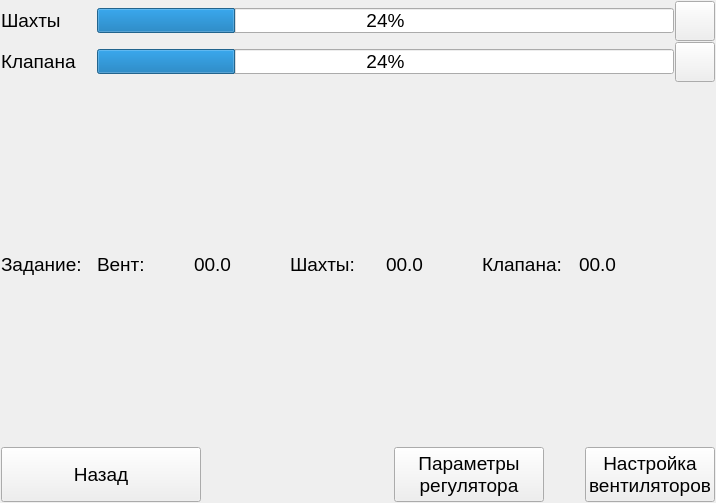
Old version of the form QtClient/QtClimaClient/Frames/VentilationOverviewFrame.ui in the repository ciberslavik/climacore.
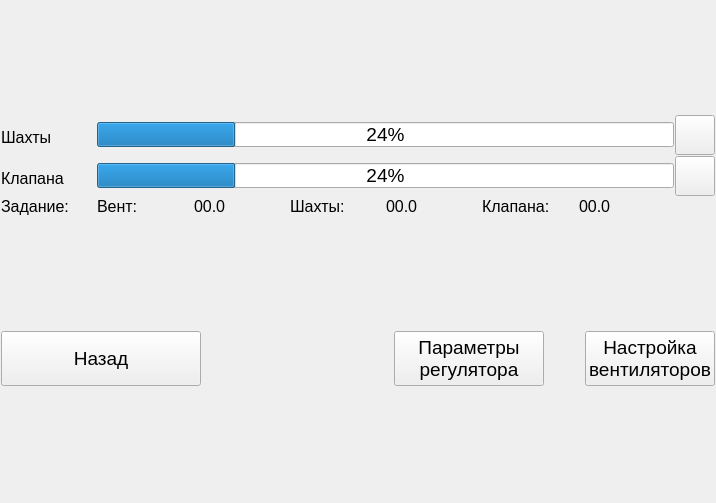
New version of the form. Icons and pictures are not drawn.

Patch:
```diff
--- a/QtClient/QtClimaClient/Frames/VentilationOverviewFrame.ui
+++ b/QtClient/QtClimaClient/Frames/VentilationOverviewFrame.ui
@@ -47,9 +47,14 @@
        <property name="maximumSize">
         <size>
          <width>16777215</width>
-         <height>25</height>
+         <height>20</height>
         </size>
        </property>
+       <property name="font">
+        <font>
+         <pointsize>12</pointsize>
+        </font>
+       </property>
        <property name="text">
         <string>Клапана</string>
        </property>
@@ -57,6 +62,17 @@
      </item>
      <item row="2" column="0">
       <widget class="QLabel" name="label">
+       <property name="maximumSize">
+        <size>
+         <width>16777215</width>
+         <height>20</height>
+        </size>
+       </property>
+       <property name="font">
+        <font>
+         <pointsize>12</pointsize>
+        </font>
+       </property>
        <property name="text">
         <string>Задание:</string>
        </property>
@@ -64,6 +80,17 @@
      </item>
      <item row="2" column="5">
       <widget class="QLabel" name="label_3">
+       <property name="maximumSize">
+        <size>
+         <width>16777215</width>
+         <height>20</height>
+        </size>
+       </property>
+       <property name="font">
+        <font>
+         <pointsize>12</pointsize>
+        </font>
+       </property>
        <property name="text">
         <string>Клапана:</string>
        </property>
@@ -71,6 +98,17 @@
      </item>
      <item row="2" column="6">
       <widget class="QLabel" name="lblValveSetPoint">
+       <property name="maximumSize">
+        <size>
+         <width>16777215</width>
+         <height>20</height>
+        </size>
+       </property>
+       <property name="font">
+        <font>
+         <pointsize>12</pointsize>
+        </font>
+       </property>
        <property name="text">
         <string>00.0</string>
        </property>
@@ -78,6 +116,17 @@
      </item>
      <item row="2" column="4">
       <widget class="QLabel" name="lblMintSetPoint">
+       <property name="maximumSize">
+        <size>
+         <width>16777215</width>
+         <height>20</height>
+        </size>
+       </property>
+       <property name="font">
+        <font>
+         <pointsize>12</pointsize>
+        </font>
+       </property>
        <property name="text">
         <string>00.0</string>
        </property>
@@ -85,6 +134,17 @@
      </item>
      <item row="2" column="2">
       <widget class="QLabel" name="lblVentSetPoint">
+       <property name="maximumSize">
+        <size>
+         <width>16777215</width>
+         <height>20</height>
+        </size>
+       </property>
+       <property name="font">
+        <font>
+         <pointsize>12</pointsize>
+        </font>
+       </property>
        <property name="text">
         <string>00.0</string>
        </property>
@@ -92,6 +152,17 @@
      </item>
      <item row="2" column="3">
       <widget class="QLabel" name="label_7">
+       <property name="maximumSize">
+        <size>
+         <width>16777215</width>
+         <height>20</height>
+        </size>
+       </property>
+       <property name="font">
+        <font>
+         <pointsize>12</pointsize>
+        </font>
+       </property>
        <property name="text">
         <string>Шахты:</string>
        </property>
@@ -108,9 +179,14 @@
        <property name="maximumSize">
         <size>
          <width>16777215</width>
-         <height>25</height>
+         <height>20</height>
         </size>
        </property>
+       <property name="font">
+        <font>
+         <pointsize>12</pointsize>
+        </font>
+       </property>
        <property name="text">
         <string>Шахты</string>
        </property>
@@ -176,6 +252,17 @@
      </item>
      <item row="2" column="1">
       <widget class="QLabel" name="label_9">
+       <property name="maximumSize">
+        <size>
+         <width>16777215</width>
+         <height>20</height>
+        </size>
+       </property>
+       <property name="font">
+        <font>
+         <pointsize>12</pointsize>
+        </font>
+       </property>
        <property name="text">
         <string>Вент:</string>
        </property>
```
